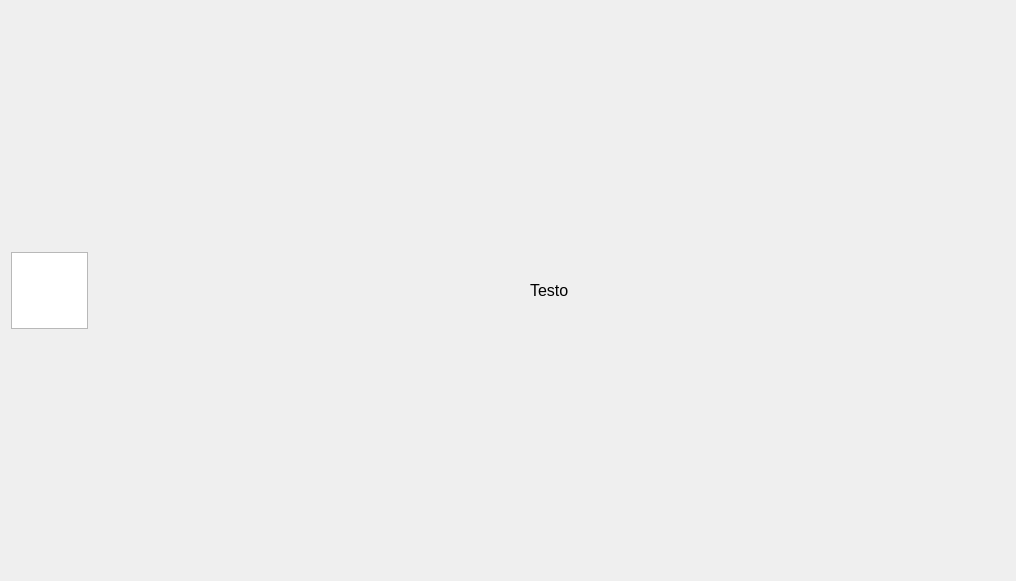
The window that UserInterface/notification.ui (Claudiaf26/Network_sharing) describes before a commit, drawn with Qt 5.
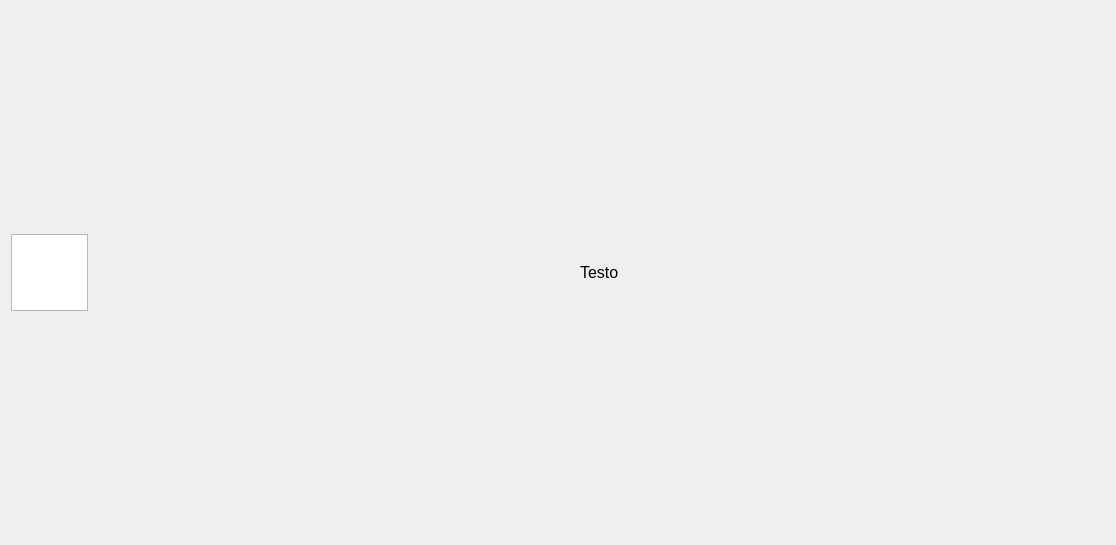
The same window after the commit.

What changed in the file:
```diff
--- a/UserInterface/notification.ui
+++ b/UserInterface/notification.ui
@@ -6,8 +6,8 @@
    <rect>
     <x>0</x>
     <y>0</y>
-    <width>1016</width>
-    <height>581</height>
+    <width>1116</width>
+    <height>545</height>
    </rect>
   </property>
   <property name="sizePolicy">
```
